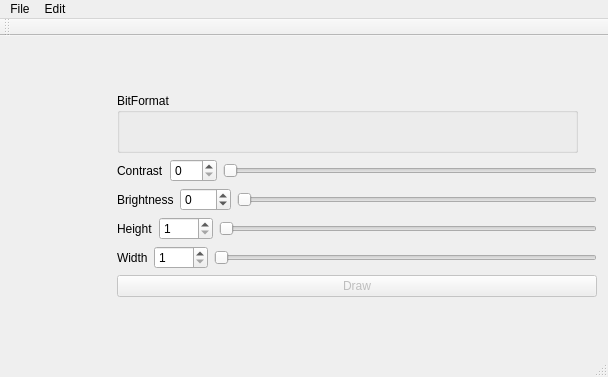
Old version of the form mainwindow.ui in the repository ElfoLiNk/ImageStenography.
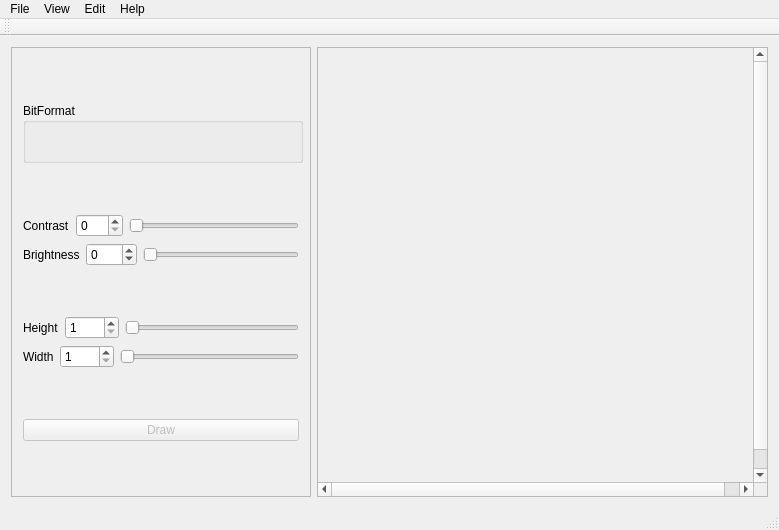
New version of the form.

```diff
--- a/mainwindow.ui
+++ b/mainwindow.ui
@@ -6,8 +6,8 @@
    <rect>
     <x>0</x>
     <y>0</y>
-    <width>608</width>
-    <height>372</height>
+    <width>779</width>
+    <height>530</height>
    </rect>
   </property>
   <property name="windowTitle">
@@ -20,35 +20,232 @@
      <height>319</height>
     </size>
    </property>
+   <layout class="QGridLayout" name="gridLayout_2">
+    <item row="0" column="0">
+     <widget class="QFrame" name="frame">
+      <property name="maximumSize">
+       <size>
+        <width>300</width>
+        <height>16777215</height>
+       </size>
+      </property>
+      <property name="frameShape">
+       <enum>QFrame::StyledPanel</enum>
+      </property>
+      <property name="frameShadow">
+       <enum>QFrame::Raised</enum>
+      </property>
    <layout class="QGridLayout" name="gridLayout">
-    <item row="0" column="0">
-     <layout class="QHBoxLayout" name="horizontalLayout_6">
+       <item row="8" column="0">
+        <layout class="QHBoxLayout" name="horizontalLayout_4">
       <item>
-       <widget class="QLabel" name="imageArea">
-        <property name="minimumSize">
+          <widget class="QLabel" name="widthLabel">
+           <property name="text">
+            <string>Width</string>
+           </property>
+          </widget>
+         </item>
+         <item>
+          <widget class="QSpinBox" name="widthSpinBox">
+           <property name="minimum">
+            <number>1</number>
+           </property>
+           <property name="maximum">
+            <number>9999</number>
+           </property>
+          </widget>
+         </item>
+         <item>
+          <widget class="QSlider" name="widthSlider">
+           <property name="minimum">
+            <number>1</number>
+           </property>
+           <property name="maximum">
+            <number>9999</number>
+           </property>
+           <property name="orientation">
+            <enum>Qt::Horizontal</enum>
+           </property>
+          </widget>
+         </item>
+        </layout>
+       </item>
+       <item row="11" column="0">
+        <spacer name="verticalSpacer_4">
+         <property name="orientation">
+          <enum>Qt::Vertical</enum>
+         </property>
+         <property name="sizeHint" stdset="0">
          <size>
-          <width>100</width>
-          <height>100</height>
-         </size>
-        </property>
-        <property name="layoutDirection">
-         <enum>Qt::LeftToRight</enum>
-        </property>
-        <property name="text">
-         <string/>
-        </property>
-        <property name="scaledContents">
+           <width>20</width>
+           <height>40</height>
+          </size>
+         </property>
+        </spacer>
+       </item>
+       <item row="10" column="0">
+        <widget class="QPushButton" name="drawPushButton">
+         <property name="enabled">
          <bool>false</bool>
         </property>
-       </widget>
-      </item>
+         <property name="text">
+          <string>Draw</string>
+         </property>
+        </widget>
+       </item>
+       <item row="9" column="0">
+        <spacer name="verticalSpacer_5">
+         <property name="orientation">
+          <enum>Qt::Vertical</enum>
+         </property>
+         <property name="sizeHint" stdset="0">
+          <size>
+           <width>20</width>
+           <height>40</height>
+          </size>
+         </property>
+        </spacer>
+       </item>
+       <item row="4" column="0">
+        <layout class="QHBoxLayout" name="horizontalLayout">
       <item>
-       <layout class="QVBoxLayout" name="verticalLayout">
+          <widget class="QLabel" name="contrastLabel">
+           <property name="text">
+            <string>Contrast</string>
+           </property>
+          </widget>
+         </item>
         <item>
+          <widget class="QSpinBox" name="contrastSpinBox">
+           <property name="maximum">
+            <number>100</number>
+           </property>
+          </widget>
+         </item>
+         <item>
+          <widget class="QSlider" name="contrastSlider">
+           <property name="maximum">
+            <number>100</number>
+           </property>
+           <property name="orientation">
+            <enum>Qt::Horizontal</enum>
+           </property>
+          </widget>
+         </item>
+        </layout>
+       </item>
+       <item row="3" column="0">
+        <spacer name="verticalSpacer">
+         <property name="orientation">
+          <enum>Qt::Vertical</enum>
+         </property>
+         <property name="sizeHint" stdset="0">
+          <size>
+           <width>20</width>
+           <height>40</height>
+          </size>
+         </property>
+        </spacer>
+       </item>
+       <item row="7" column="0">
+        <layout class="QHBoxLayout" name="horizontalLayout_3">
+         <item>
+          <widget class="QLabel" name="heightLabel">
+           <property name="text">
+            <string>Height</string>
+           </property>
+          </widget>
+         </item>
+         <item>
+          <widget class="QSpinBox" name="heightSpinBox">
+           <property name="minimum">
+            <number>1</number>
+           </property>
+           <property name="maximum">
+            <number>9999</number>
+           </property>
+          </widget>
+         </item>
+         <item>
+          <widget class="QSlider" name="heightSlider">
+           <property name="minimum">
+            <number>1</number>
+           </property>
+           <property name="maximum">
+            <number>9999</number>
+           </property>
+           <property name="orientation">
+            <enum>Qt::Horizontal</enum>
+           </property>
+          </widget>
+         </item>
+        </layout>
+       </item>
+       <item row="0" column="0">
+        <spacer name="verticalSpacer_2">
+         <property name="orientation">
+          <enum>Qt::Vertical</enum>
+         </property>
+         <property name="sizeHint" stdset="0">
+          <size>
+           <width>20</width>
+           <height>40</height>
+          </size>
+         </property>
+        </spacer>
+       </item>
+       <item row="6" column="0">
+        <spacer name="verticalSpacer_3">
+         <property name="orientation">
+          <enum>Qt::Vertical</enum>
+         </property>
+         <property name="sizeHint" stdset="0">
+          <size>
+           <width>20</width>
+           <height>40</height>
+          </size>
+         </property>
+        </spacer>
+       </item>
+       <item row="5" column="0">
+        <layout class="QHBoxLayout" name="horizontalLayout_2">
+         <item>
+          <widget class="QLabel" name="brightnessLabel">
+           <property name="text">
+            <string>Brightness</string>
+           </property>
+          </widget>
+         </item>
+         <item>
+          <widget class="QSpinBox" name="brightnessSpinBox">
+           <property name="minimum">
+            <number>-255</number>
+           </property>
+           <property name="maximum">
+            <number>255</number>
+           </property>
+          </widget>
+         </item>
+         <item>
+          <widget class="QSlider" name="brightnessSlider">
+           <property name="minimum">
+            <number>0</number>
+           </property>
+           <property name="maximum">
+            <number>100</number>
+           </property>
+           <property name="orientation">
+            <enum>Qt::Horizontal</enum>
+           </property>
+          </widget>
+         </item>
+        </layout>
+       </item>
+       <item row="2" column="0">
          <widget class="QGroupBox" name="bitGroupBox">
           <property name="minimumSize">
            <size>
-            <width>461</width>
+           <width>280</width>
             <height>60</height>
            </size>
           </property>
@@ -110,159 +307,87 @@
           </widget>
          </widget>
         </item>
-        <item>
-         <layout class="QHBoxLayout" name="horizontalLayout">
-          <item>
-           <widget class="QLabel" name="contrastLabel">
-            <property name="text">
-             <string>Contrast</string>
-            </property>
-           </widget>
-          </item>
-          <item>
-           <widget class="QSpinBox" name="contrastSpinBox">
-            <property name="maximum">
-             <number>100</number>
-            </property>
-           </widget>
-          </item>
-          <item>
-           <widget class="QSlider" name="contrastSlider">
-            <property name="maximum">
-             <number>100</number>
-            </property>
-            <property name="orientation">
-             <enum>Qt::Horizontal</enum>
-            </property>
-           </widget>
-          </item>
-         </layout>
-        </item>
-        <item>
-         <layout class="QHBoxLayout" name="horizontalLayout_2">
-          <item>
-           <widget class="QLabel" name="brightnessLabel">
-            <property name="text">
-             <string>Brightness</string>
-            </property>
-           </widget>
-          </item>
+      </layout>
+     </widget>
+    </item>
+    <item row="0" column="1">
+     <layout class="QHBoxLayout" name="horizontalLayout_7">
           <item>
-           <widget class="QSpinBox" name="brightnessSpinBox">
-            <property name="minimum">
-             <number>-255</number>
-            </property>
-            <property name="maximum">
-             <number>255</number>
-            </property>
-           </widget>
-          </item>
-          <item>
-           <widget class="QSlider" name="brightnessSlider">
-            <property name="minimum">
-             <number>0</number>
-            </property>
-            <property name="maximum">
-             <number>100</number>
-            </property>
-            <property name="orientation">
-             <enum>Qt::Horizontal</enum>
-            </property>
-           </widget>
-          </item>
-         </layout>
-        </item>
-        <item>
-         <layout class="QHBoxLayout" name="horizontalLayout_3">
-          <item>
-           <widget class="QLabel" name="heightLabel">
-            <property name="text">
-             <string>Height</string>
-            </property>
-           </widget>
-          </item>
-          <item>
-           <widget class="QSpinBox" name="heightSpinBox">
-            <property name="minimum">
-             <number>1</number>
-            </property>
-            <property name="maximum">
-             <number>9999</number>
-            </property>
-           </widget>
-          </item>
-          <item>
-           <widget class="QSlider" name="heightSlider">
-            <property name="minimum">
-             <number>1</number>
-            </property>
-            <property name="maximum">
-             <number>9999</number>
-            </property>
-            <property name="orientation">
-             <enum>Qt::Horizontal</enum>
-            </property>
-           </widget>
-          </item>
-         </layout>
-        </item>
-        <item>
-         <layout class="QHBoxLayout" name="horizontalLayout_4">
-          <item>
-           <widget class="QLabel" name="widthLabel">
+       <widget class="QScrollArea" name="scrollArea">
+        <property name="sizePolicy">
+         <sizepolicy hsizetype="MinimumExpanding" vsizetype="Preferred">
+          <horstretch>0</horstretch>
+          <verstretch>0</verstretch>
+         </sizepolicy>
+        </property>
+        <property name="verticalScrollBarPolicy">
+         <enum>Qt::ScrollBarAsNeeded</enum>
+        </property>
+        <property name="horizontalScrollBarPolicy">
+         <enum>Qt::ScrollBarAsNeeded</enum>
+        </property>
+        <property name="widgetResizable">
+         <bool>false</bool>
+        </property>
+        <widget class="QWidget" name="scrollAreaWidgetContents">
+         <property name="geometry">
+          <rect>
+           <x>0</x>
+           <y>0</y>
+           <width>451</width>
+           <height>455</height>
+          </rect>
+         </property>
+         <widget class="QLabel" name="imageArea">
+          <property name="geometry">
+           <rect>
+            <x>-10</x>
+            <y>0</y>
+            <width>100</width>
+            <height>100</height>
+           </rect>
+          </property>
+          <property name="sizePolicy">
+           <sizepolicy hsizetype="Ignored" vsizetype="Ignored">
+            <horstretch>0</horstretch>
+            <verstretch>0</verstretch>
+           </sizepolicy>
+          </property>
+          <property name="minimumSize">
+           <size>
+            <width>100</width>
+            <height>100</height>
+           </size>
+          </property>
+          <property name="layoutDirection">
+           <enum>Qt::LeftToRight</enum>
+          </property>
+          <property name="autoFillBackground">
+           <bool>false</bool>
+          </property>
             <property name="text">
-             <string>Width</string>
-            </property>
-           </widget>
-          </item>
-          <item>
-           <widget class="QSpinBox" name="widthSpinBox">
-            <property name="minimum">
-             <number>1</number>
-            </property>
-            <property name="maximum">
-             <number>9999</number>
-            </property>
-           </widget>
-          </item>
-          <item>
-           <widget class="QSlider" name="widthSlider">
-            <property name="minimum">
-             <number>1</number>
-            </property>
-            <property name="maximum">
-             <number>9999</number>
-            </property>
-            <property name="orientation">
-             <enum>Qt::Horizontal</enum>
-            </property>
-           </widget>
-          </item>
-         </layout>
-        </item>
-        <item>
-         <widget class="QPushButton" name="drawPushButton">
-          <property name="enabled">
-           <bool>false</bool>
-          </property>
-          <property name="text">
-           <string>Draw</string>
-          </property>
+           <string/>
+          </property>
+          <property name="scaledContents">
+           <bool>false</bool>
+          </property>
+          <property name="alignment">
+           <set>Qt::AlignLeading|Qt::AlignLeft|Qt::AlignVCenter</set>
+          </property>
+         </widget>
+        </widget>
          </widget>
         </item>
        </layout>
       </item>
      </layout>
-    </item>
-   </layout>
-   <zorder></zorder>
   </widget>
   <widget class="QMenuBar" name="menuBar">
    <property name="geometry">
     <rect>
      <x>0</x>
      <y>0</y>
-     <width>608</width>
+     <width>779</width>
      <height>21</height>
     </rect>
    </property>
@@ -282,8 +407,27 @@
     </property>
     <addaction name="actionUndo"/>
    </widget>
+   <widget class="QMenu" name="menuView">
+    <property name="title">
+     <string>View</string>
+    </property>
+    <addaction name="actionZoomIn"/>
+    <addaction name="actionZoomOut"/>
+    <addaction name="actionNormal_Size"/>
+    <addaction name="separator"/>
+    <addaction name="actionFit_To_Window"/>
+   </widget>
+   <widget class="QMenu" name="menuHelp">
+    <property name="title">
+     <string>Help</string>
+    </property>
+    <addaction name="actionAbout"/>
+    <addaction name="actionAbout_Qt"/>
+   </widget>
    <addaction name="menuFile"/>
+   <addaction name="menuView"/>
    <addaction name="menuEdit"/>
+   <addaction name="menuHelp"/>
   </widget>
   <widget class="QToolBar" name="mainToolBar">
    <attribute name="toolBarArea">
```
Left out of the diff: 113 changed lines with no effect on the pictures. Lines whose indentation alone changed are shown as unchanged.
